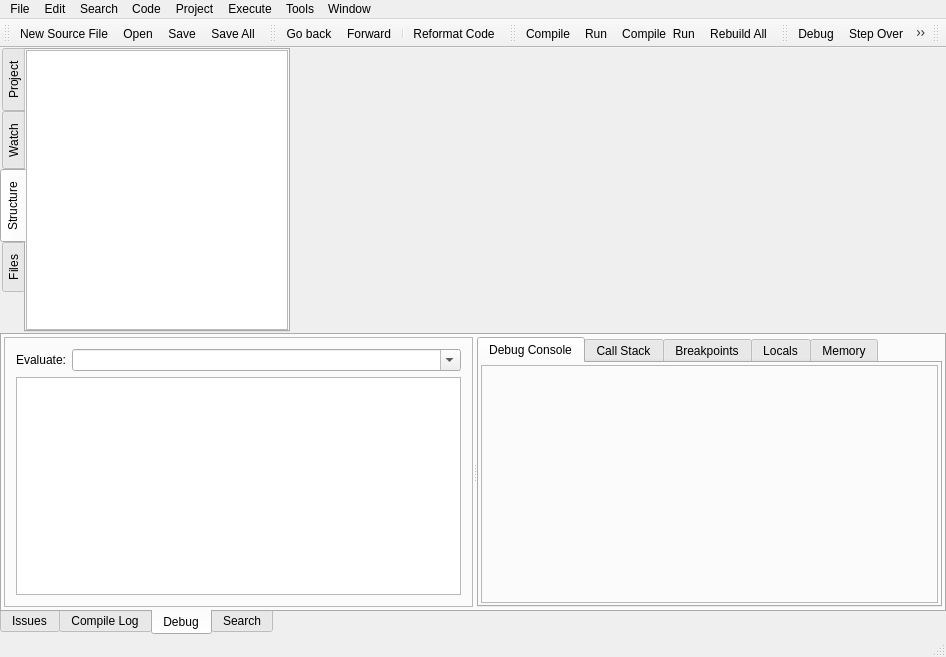
royqh1979/RedPanda-CPP, file RedPandaIDE/mainwindow.ui: the form before one commit.
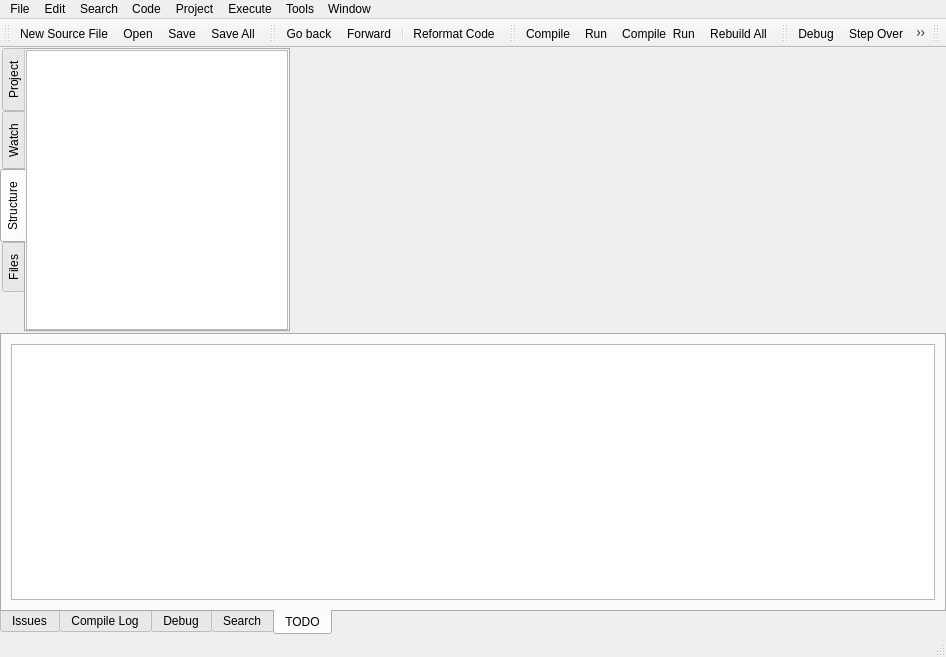
The form after the commit. Icons and pictures are not drawn. Custom widgets are drawn as their Qt base class.

```diff
--- a/RedPandaIDE/mainwindow.ui
+++ b/RedPandaIDE/mainwindow.ui
@@ -288,7 +288,7 @@
         <enum>QTabWidget::South</enum>
        </property>
        <property name="currentIndex">
-        <number>2</number>
+        <number>4</number>
        </property>
        <widget class="QWidget" name="tabIssues">
         <attribute name="icon">
@@ -806,6 +806,16 @@
          </item>
         </layout>
        </widget>
+       <widget class="QWidget" name="tabTodo">
+        <attribute name="title">
+         <string>TODO</string>
+        </attribute>
+        <layout class="QHBoxLayout" name="horizontalLayout_5">
+         <item>
+          <widget class="QTableView" name="tblTodo"/>
+         </item>
+        </layout>
+       </widget>
       </widget>
      </widget>
     </item>
```
